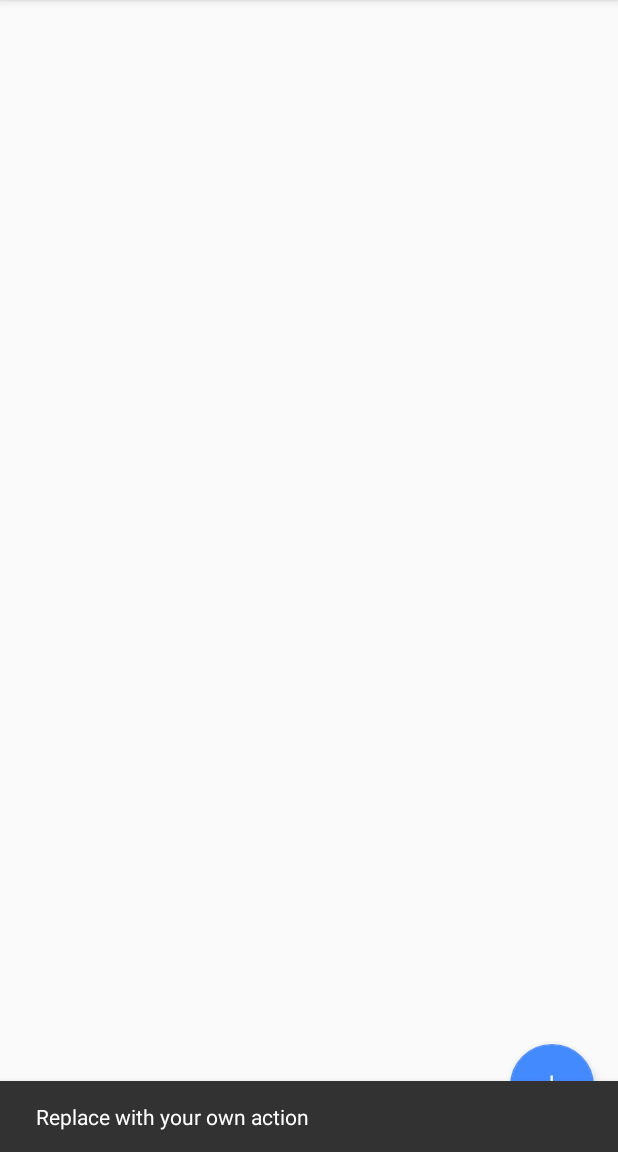
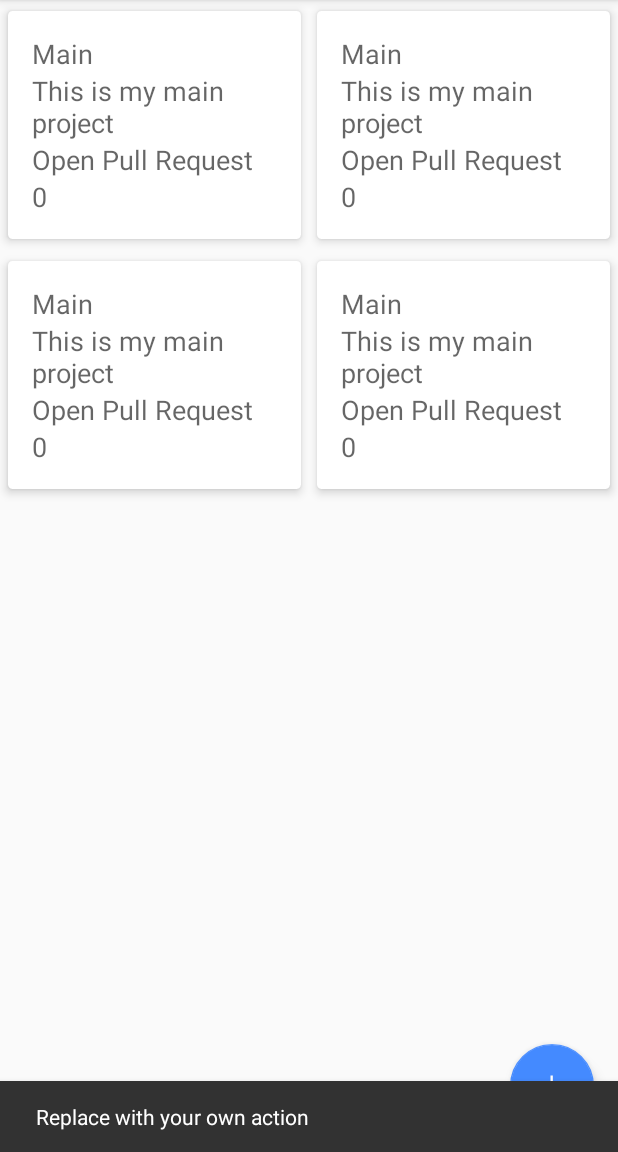
Before and after one commit to chrispound/Capstone-Project, an Android app: the screen it shows after launch (MainActivity), after a tap on an icon or button, on a phone screen of 412 x 824 dp, the part 84-1236 px from its top. Run offline under Robolectric (Android 15) with nearby library versions, the phone set to English and light mode, and no system bars; our stand-ins replace ButterKnife.

```diff
--- a/app/build.gradle
+++ b/app/build.gradle
@@ -26,7 +26,7 @@ dependencies {
     compile 'com.android.support:design:23.3.0'
     compile 'com.android.support:recyclerview-v7:23.3.0'
     compile 'com.android.support:cardview-v7:23.3.0'
-    compile 'com.jakewharton:butterknife:8.0.1'
+    compile 'com.jakewharton:butterknife:7.0.1'
     compile 'com.squareup.retrofit2:retrofit:2.0.2'
 
     //TESTING
--- a/app/src/main/java/io/poundcode/gitdo/MainActivity.java
+++ b/app/src/main/java/io/poundcode/gitdo/MainActivity.java
@@ -4,22 +4,38 @@ import android.os.Bundle;
 import android.support.design.widget.FloatingActionButton;
 import android.support.design.widget.Snackbar;
 import android.support.v7.app.AppCompatActivity;
+import android.support.v7.widget.GridLayoutManager;
+import android.support.v7.widget.RecyclerView;
 import android.support.v7.widget.Toolbar;
-import android.view.View;
 import android.view.Menu;
 import android.view.MenuItem;
+import android.view.View;
+import android.view.ViewGroup;
+import android.widget.TextView;
+
+import java.util.List;
+
+import butterknife.Bind;
+import butterknife.ButterKnife;
+import io.poundcode.androidgithubapiwrapper.repository.GitHubRepository;
+import io.poundcode.gitdo.test.TestData;
 
 public class MainActivity extends AppCompatActivity {
+
+    @Bind(R.id.toolbar)
+    Toolbar toolbar;
+    @Bind(R.id.repositories)
+    RecyclerView repositories;
+    @Bind(R.id.fab)
+    FloatingActionButton fab;
 
     @Override
     protected void onCreate(Bundle savedInstanceState) {
         super.onCreate(savedInstanceState);
         setContentView(R.layout.activity_main);
-        Toolbar toolbar = (Toolbar) findViewById(R.id.toolbar);
+        ButterKnife.bind(this);
         setSupportActionBar(toolbar);
-
-        FloatingActionButton fab = (FloatingActionButton) findViewById(R.id.fab);
-        if(fab != null)
+        if (fab != null)
             fab.setOnClickListener(new View.OnClickListener() {
                 @Override
                 public void onClick(View view) {
@@ -27,6 +43,10 @@ public class MainActivity extends AppCompatActivity {
                         .setAction("Action", null).show();
                 }
             });
+        RecyclerView.LayoutManager manager = new GridLayoutManager(this, 2);
+        RepositoriesAdapter adapter = new RepositoriesAdapter();
+        repositories.setLayoutManager(manager);
+        repositories.setAdapter(adapter);
     }
 
     @Override
@@ -50,4 +70,46 @@ public class MainActivity extends AppCompatActivity {
 
         return super.onOptionsItemSelected(item);
     }
+
+    private class RepositoriesAdapter extends RecyclerView.Adapter<RepositoryViewHolder> {
+        List<GitHubRepository> repositoryList = TestData.getGitHubRepositoryTestData();
+
+
+        @Override
+        public RepositoryViewHolder onCreateViewHolder(ViewGroup parent, int viewType) {
+            View view = View.inflate(parent.getContext(), R.layout.item_repo, null);
+            return new RepositoryViewHolder(view);
         }
+
+        @Override
+        public void onBindViewHolder(RepositoryViewHolder holder, int position) {
+            GitHubRepository repository = repositoryList.get(position);
+            holder.tvRepoName.setText(repository.getName());
+            holder.tvRepoDescription.setText(repository.getDescription());
+            holder.tvOpenIssues.setText(String.valueOf(repository.getOpenIssuesCount()));
+        }
+
+        @Override
+        public int getItemCount() {
+            // TODO: 5/17/2016 replace with real data
+            return repositoryList.size();
+        }
+    }
+
+    public class RepositoryViewHolder extends RecyclerView.ViewHolder {
+
+        @Bind(R.id.tvRepoName)
+        TextView tvRepoName;
+        @Bind(R.id.tvRepoDescription)
+        TextView tvRepoDescription;
+        @Bind(R.id.tvOpenPullRequests)
+        TextView tvOpenPullRequests;
+        @Bind(R.id.tvOpenIssues)
+        TextView tvOpenIssues;
+
+        public RepositoryViewHolder(View itemView) {
+            super(itemView);
+            ButterKnife.bind(this, itemView);
+        }
+    }
+}
```
Lines whose indentation alone changed are shown as unchanged.
